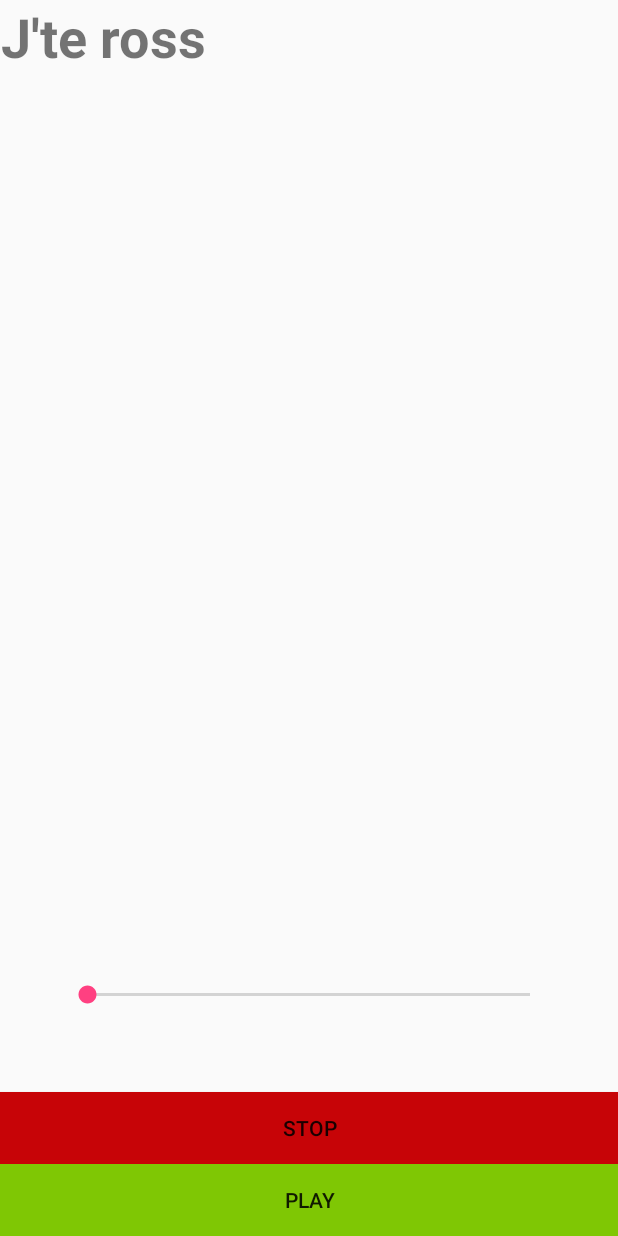
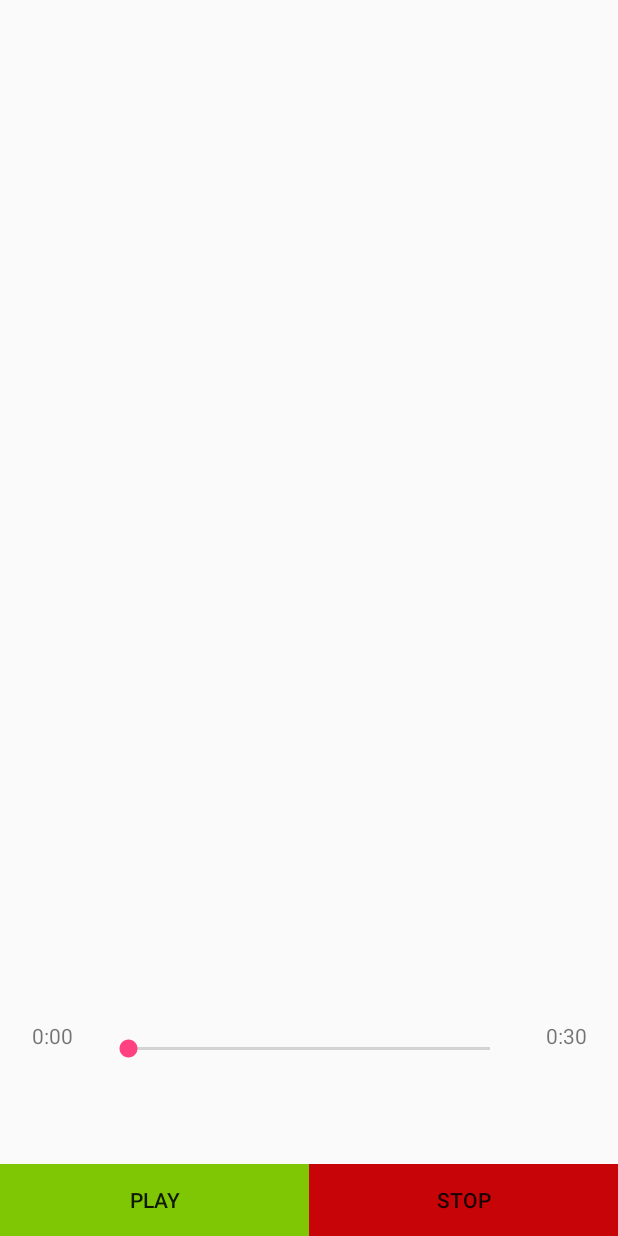
Before and after one commit to ncklengyel/SimplePlayer, an Android app: the screen it shows after launch (MainActivity), after a tap on "STOP", on a phone screen of 412 x 824 dp. Run offline under Robolectric (Android 15) with nearby library versions, the phone set to English and light mode, and no system bars; 2 other taps on this screen came first.

Commit message:
Add time progression

```diff
--- a/MyApplication/app/src/main/java/com/example/nckle/myapplication/MainActivity.java
+++ b/MyApplication/app/src/main/java/com/example/nckle/myapplication/MainActivity.java
@@ -7,8 +7,8 @@ import android.os.Bundle;
 import android.view.View;
 import android.widget.SeekBar;
 import android.widget.Button;
-//import android.os.Handler;
 import android.os.Handler;
+import android.widget.TextView;
 
 public class MainActivity extends Activity {
 
@@ -16,6 +16,10 @@ public class MainActivity extends Activity {
     private Button playButton;
     private Button stopButton;
     private SeekBar seekBar;
+    private TextView timeRight;
+    private TextView timeLeft;
+    private int durationSong;
+
 
     @Override
     protected void onCreate(Bundle savedInstanceState) {
@@ -24,12 +28,17 @@ public class MainActivity extends Activity {
 
         mp = MediaPlayer.create(this, R.raw.song);
 
+        durationSong = mp.getDuration();
+
         playButton = (Button) findViewById(R.id.playButton);
         stopButton = (Button) findViewById(R.id.stopButton);
         seekBar = (SeekBar) findViewById(R.id.seekBar);
+        timeLeft = (TextView) findViewById(R.id.timeLeftText);
+        timeRight = (TextView) findViewById(R.id.timeRightText);
+        timeRight.setText(millisecondToMMSS(durationSong));
 
 
-        seekBar.setMax(mp.getDuration());
+        seekBar.setMax(durationSong);
 
         final Handler handler = new Handler();
 
@@ -37,7 +46,11 @@ public class MainActivity extends Activity {
             @Override
             public void run() {
                 if(mp != null){
-                    seekBar.setProgress(mp.getCurrentPosition());
+
+                    int currentPosition = mp.getCurrentPosition();
+                    seekBar.setProgress(currentPosition);
+                    timeLeft.setText(millisecondToMMSS(currentPosition));
+
                 }
                 handler.postDelayed(this, 1000);
             }
@@ -67,11 +80,9 @@ public class MainActivity extends Activity {
             public void onClick(View v) {
                 if (!mp.isPlaying())
                 {
-                    mp.start();
-                    switchPausePlayButton();
+                    play();
                 }else {
-                    mp.pause();
-                    resetPlayButton();
+                    pause();
                 }
             }
         });
@@ -81,9 +92,7 @@ public class MainActivity extends Activity {
             @Override
             public void onClick(View v) {
 
-                mp.stop();
-                mp = MediaPlayer.create(MainActivity.this, R.raw.song);
-                resetPlayButton();
+                stop();
 
             }
         });
@@ -104,4 +113,42 @@ public class MainActivity extends Activity {
         super.onDestroy();
         mp.release();
     }
+
+    /**
+     * Function that converts a time in milliseconds to a string mm:ss formated
+     * @param ms milliseconds to convert to format mm:ss
+     * @return returns a String in mm:ss format
+     */
+    private String millisecondToMMSS(int ms){
+
+        int seconds = (ms/1000) % 60;
+        int minutes = (ms/1000) / 60;
+        String time = "0:00";
+
+        //Condition to have 0:00 format and not 0:0 when seconds are <10
+        if (seconds<10){
+            time = Integer.toString(minutes) + ":0" + Integer.toString(seconds);
+        } else {
+            time = Integer.toString(minutes) + ":" + Integer.toString(seconds);
+        }
+
+        return time;
+
+    }
+
+    private void pause(){
+        mp.pause();
+        resetPlayButton();
+    }
+
+    private void play(){
+        mp.start();
+        switchPausePlayButton();
+    }
+
+    private void stop(){
+        mp.stop();
+        mp = MediaPlayer.create(MainActivity.this, R.raw.song);
+        resetPlayButton();
+    }
 }
--- a/MyApplication/app/src/main/res/layout/activity_main.xml
+++ b/MyApplication/app/src/main/res/layout/activity_main.xml
@@ -7,41 +7,73 @@
     android:layout_height="match_parent"
     tools:context=".MainActivity">
 
+    <LinearLayout
+        android:id="@+id/seekBarRow"
+        android:layout_width="match_parent"
+        android:layout_height="95dp"
+        android:layout_alignParentBottom="true"
+        android:layout_marginBottom="48dp"
+        android:orientation="horizontal">
+
+
         <TextView
+            android:id="@+id/timeLeftText"
+            android:layout_width="wrap_content"
+            android:layout_height="wrap_content"
+            android:layout_weight="1"
+            android:gravity="center"
+            android:text="00:00" />
+
+        <SeekBar
+            android:id="@+id/seekBar"
+            style="@style/Widget.AppCompat.SeekBar.Discrete"
+            android:layout_width="273dp"
+            android:layout_height="37dp"
+            android:layout_alignParentBottom="true"
+            android:layout_centerHorizontal="true"
+            android:layout_marginBottom="115dp"
+            android:max="10"
+            android:progress="3" />
+
+        <TextView
+            android:id="@+id/timeRightText"
             android:layout_width="wrap_content"
             android:layout_height="wrap_content"
             android:gravity="center"
-        android:text="@string/jteross"
-        android:textSize="36sp"
-        android:textStyle="bold" />
+            android:layout_weight="1"
+            android:text="10:00" />
+
+
+    </LinearLayout>
+
+    <LinearLayout
+        android:orientation="horizontal"
+        android:layout_width="match_parent"
+        android:layout_height="wrap_content"
+        android:layout_alignParentBottom="true"
+        android:id="@+id/buttonRow">
 
         <Button
             android:id="@+id/playButton"
-        android:layout_width="match_parent"
+            android:layout_width="wrap_content"
             android:layout_height="wrap_content"
             android:layout_alignParentBottom="true"
             android:layout_alignParentStart="true"
+            android:layout_weight="1"
             android:background="@color/colorPrimary"
             android:text="@string/playButtonText" />
 
         <Button
             android:id="@+id/stopButton"
-        android:layout_width="match_parent"
+            android:layout_width="wrap_content"
             android:layout_height="wrap_content"
-        android:layout_above="@+id/playButton"
             android:layout_alignParentStart="true"
+            android:layout_weight="1"
             android:background="#c70407"
             android:text="@string/stopButtonText" />
 
-    <SeekBar
-        android:id="@+id/seekBar"
-        style="@style/Widget.AppCompat.SeekBar.Discrete"
-        android:layout_width="327dp"
-        android:layout_height="37dp"
-        android:layout_alignParentBottom="true"
-        android:layout_centerHorizontal="true"
-        android:layout_marginBottom="142dp"
-        android:max="10"
-        android:progress="3" />
+
+
+    </LinearLayout>
 
 </RelativeLayout>
```
Lines whose indentation alone changed are shown as unchanged.
